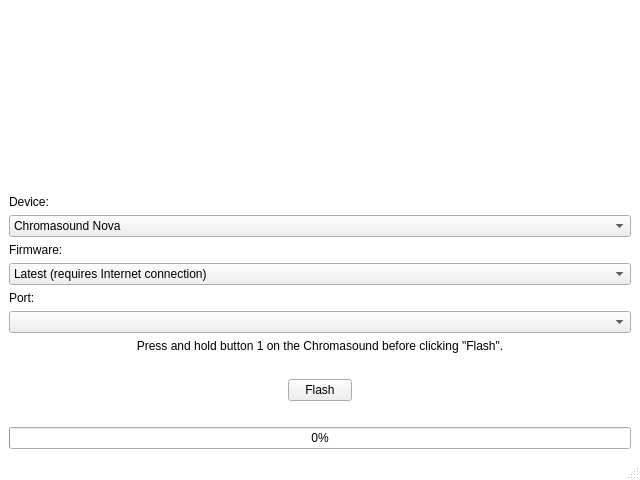
The window that mainwindow.ui (nirjacobson/Chromasound-Updater) describes before a commit, drawn with Qt 5.
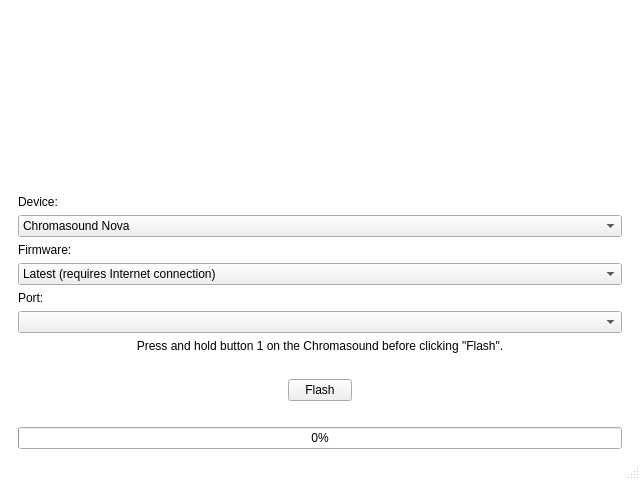
The same window after the commit. Icons and pictures are not drawn.

Commit message: increase margins

Patch:
```diff
--- a/mainwindow.ui
+++ b/mainwindow.ui
@@ -36,6 +36,12 @@
   </property>
   <widget class="QWidget" name="centralwidget">
    <layout class="QVBoxLayout" name="verticalLayout_3">
+    <property name="leftMargin">
+     <number>18</number>
+    </property>
+    <property name="rightMargin">
+     <number>18</number>
+    </property>
     <item>
      <layout class="QVBoxLayout" name="verticalLayout">
       <item>
```
